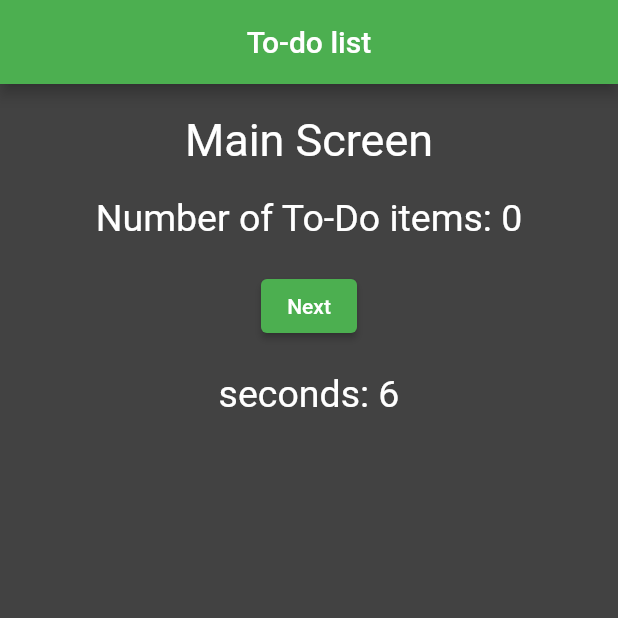
After one commit to Alekasndr/simple_app, a Flutter app: the screen it shows after launch, on a phone screen of 412 x 824 dp, the top half of it. The commit adds this screen. Run offline on Flutter 3.47's test engine with Material 2 defaults, Android fonts, the phone set to English and light mode, and no system bars; our stand-ins replace cloud_firestore, firebase_core; accounts and stored records are empty.

Commit message:
Refactored logic, and added some Bloc implementation.

```diff
--- a/analysis_options.yaml
+++ b/analysis_options.yaml
@@ -22,6 +22,7 @@ linter:
   # `// ignore_for_file: name_of_lint` syntax on the line or in the file
   # producing the lint.
   rules:
+    always_use_package_imports: true
     # avoid_print: false  # Uncomment to disable the `avoid_print` rule
     # prefer_single_quotes: true  # Uncomment to enable the `prefer_single_quotes` rule
 
--- /dev/null
+++ b/lib/pages/main_screen/main_bloc.dart
@@ -0,0 +1,29 @@
+import 'dart:async';
+import 'package:cloud_firestore/cloud_firestore.dart';
+import 'package:flutter/material.dart';
+
+class MainBloc {
+  late Stream<QuerySnapshot<Map<String, dynamic>>> dataStream;
+
+  late StreamController<int> _timeStreamController;
+
+  Stream<int> get timeStream => _timeStreamController.stream;
+  int _count = 0;
+
+  void loadData() {
+    dataStream = FirebaseFirestore.instance.collection('items').snapshots();
+    _timeStreamController = StreamController<int>();
+    _startTimer();
+  }
+
+  void _startTimer() async {
+    Timer.periodic(
+      const Duration(seconds: 1),
+      (timer) => _timeStreamController.sink.add(_count++),
+    );
+  }
+
+  void todoOpen(BuildContext context) {
+    Navigator.pushNamed(context, '/todo');
+  }
+}
--- /dev/null
+++ b/lib/pages/main_screen/main_screen.dart
@@ -0,0 +1,85 @@
+import 'package:flutter/material.dart';
+import 'package:simple_app/pages/main_screen/main_bloc.dart';
+
+class MainScreen extends StatefulWidget {
+  const MainScreen({Key? key}) : super(key: key);
+
+  @override
+  State<MainScreen> createState() => _MainScreenState();
+}
+
+class _MainScreenState extends State<MainScreen> {
+  late MainBloc _mainBloc;
+
+  @override
+  void initState() {
+    super.initState();
+    _mainBloc = MainBloc();
+    _mainBloc.loadData();
+  }
+
+  @override
+  Widget build(BuildContext context) {
+    return Scaffold(
+      backgroundColor: Colors.grey[800],
+      appBar: AppBar(
+        backgroundColor: Colors.green,
+        title: const Text('To-do list'),
+        centerTitle: true,
+      ),
+      body: Row(
+        mainAxisAlignment: MainAxisAlignment.center,
+        children: [
+          Column(
+            children: [
+              const Padding(padding: EdgeInsets.only(top: 20)),
+              const Text(
+                'Main Screen',
+                style: TextStyle(
+                  fontSize: 30,
+                  color: Colors.white,
+                ),
+              ),
+              const Padding(padding: EdgeInsets.only(top: 20)),
+              StreamBuilder(
+                stream: _mainBloc.dataStream,
+                builder: (context, snapshot) {
+                  if (!snapshot.hasData) return const CircularProgressIndicator();
+                  return Text(
+                    'Number of To-Do items: ${snapshot.data!.size}',
+                    style: const TextStyle(
+                      fontSize: 25,
+                      color: Colors.white,
+                    ),
+                  );
+                },
+              ),
+              const Padding(padding: EdgeInsets.only(top: 20)),
+              ElevatedButton(
+                onPressed: () => _mainBloc.todoOpen(context),
+                style: ElevatedButton.styleFrom(
+                  backgroundColor: Colors.green,
+                ),
+                child: const Text('Next'),
+              ),
+              const Padding(padding: EdgeInsets.only(top: 20)),
+              StreamBuilder<int>(
+                stream: _mainBloc.timeStream,
+                builder: (context, snapshot) {
+                  if (!snapshot.hasData) return const CircularProgressIndicator();
+                  return Text(
+                    'seconds: ${snapshot.data!}',
+                    style: const TextStyle(
+                      fontSize: 25,
+                      color: Colors.white,
+                    ),
+                  );
+                },
+              ),
+            ],
+          ),
+        ],
+      ),
+    );
+  }
+}
```
Also changed, not shown: lib/main.dart (+6 -4 lines), lib/pages/home.dart (deleted, +0 -148 lines), lib/pages/home_screen/home_bloc.dart (added, +29 -0 lines), lib/pages/home_screen/home_screen.dart (added, +97 -0 lines), lib/pages/main_screen.dart (deleted, +0 -43 lines), lib/pages/menu_screen/menu_screen.dart (added, +36 -0 lines).
